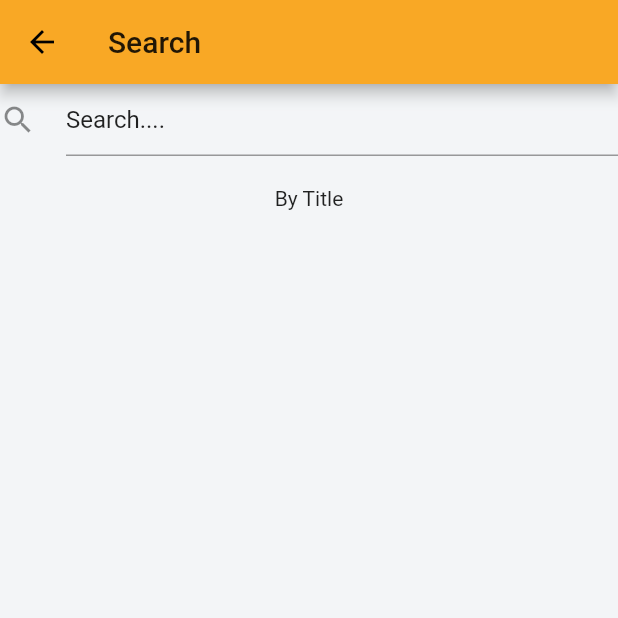
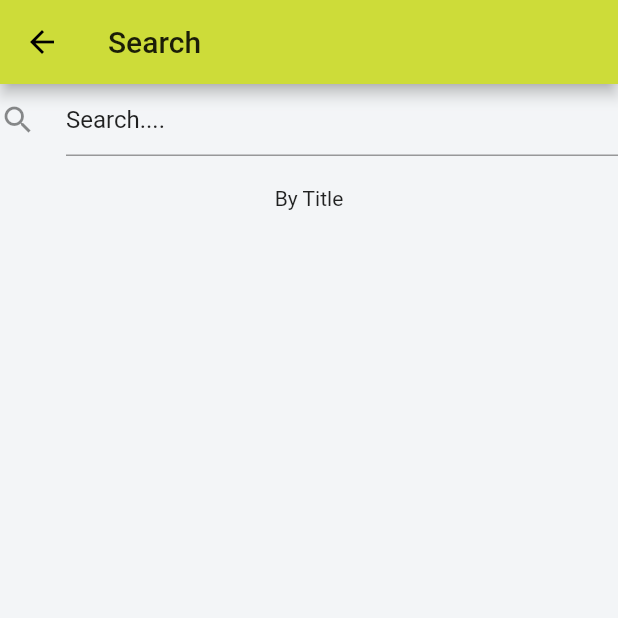
Before and after one commit to arslankhanali/mVerse, a Flutter app: the screen it shows after launch, after a tap on the "search" icon, on a phone screen of 412 x 824 dp, the top half of it. Run offline on Flutter 3.47's test engine with Material 2 defaults, Android fonts, the phone set to English and light mode, and no system bars; our stand-ins replace flutter_redux, redux, transparent_image; missing offline and left inert: flutube; network calls fail.

Commit message:
colors added

```diff
--- a/lib/main.dart
+++ b/lib/main.dart
@@ -33,7 +33,9 @@ class MyApp extends StatelessWidget {
       initialRoute: '/',
       theme: ThemeData(
           primaryColor: Colors.white,
-          accentColor: Colors.yellow[800],
+          //accentColor: Colors.yellow[800],
+          accentColor: Colors.lime,
+          //accentColor: Colors.deepPurple[300],
           canvasColor: Colors.black,
           scaffoldBackgroundColor: Color(0xFFF3F5F7),
           backgroundColor:Colors.white,
```
Also changed, not shown: lib/redux/reducers.dart (+2 -5 lines).
